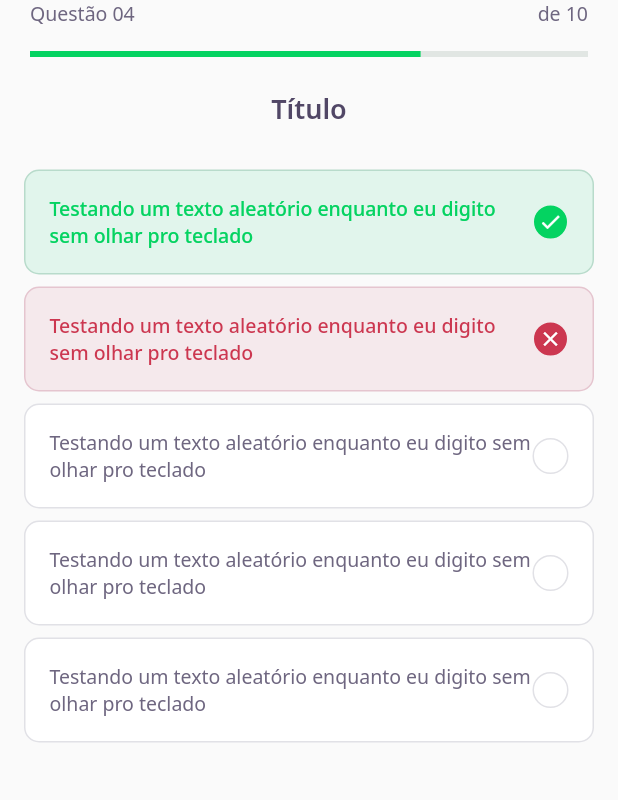
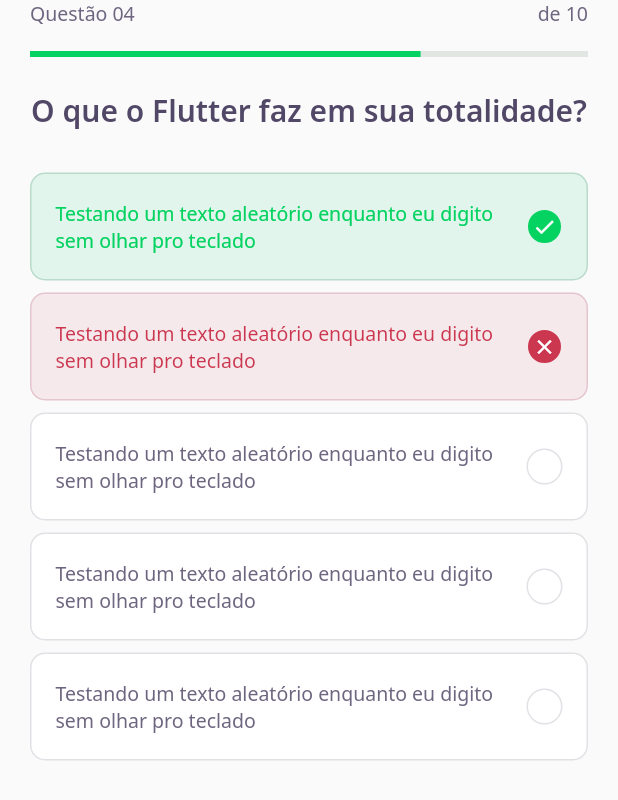
Before and after one commit to pedrohfernandes/DevQuiz, a Flutter app: the screen it shows after launch, on a phone screen of 412 x 824 dp. Shown: the top 800 px of the screen. Run offline on Flutter 3.47's test engine with Material 2 defaults, Android fonts, the phone set to English and light mode, and no system bars; our stand-ins replace google_fonts.

Commit message:
correcao de espacamentos e estilos de texto na home_page e challange_page

```diff
--- a/lib/challenge/challenge_page.dart
+++ b/lib/challenge/challenge_page.dart
@@ -20,7 +20,7 @@ class _ChallengePageState extends State<ChallengePage> {
           child: QuestionIndicatorWidget(),
         ),
       ),
-      body: QuizWidget(title: "Título"),
+      body: QuizWidget(title: "O que o Flutter faz em sua totalidade?"),
     );
   }
 }
--- a/lib/challenge/widgets/answer/answer_widget.dart
+++ b/lib/challenge/widgets/answer/answer_widget.dart
@@ -33,8 +33,9 @@ class AnswerWidget extends StatelessWidget {
   @override
   Widget build(BuildContext context) {
     return Padding(
-      padding: const EdgeInsets.symmetric(horizontal: 16, vertical: 4),
+      padding: const EdgeInsets.symmetric(vertical: 4),
       child: Container(
+        height: 72,
         padding: EdgeInsets.all(16),
         decoration: BoxDecoration(
           color: isSelected ? _selectedColorCardRight : AppColors.white,
@@ -55,6 +56,9 @@ class AnswerWidget extends StatelessWidget {
                 style:
                     isSelected ? _selectedTextStyleRight : AppTextStyles.body,
               ),
+            ),
+            SizedBox(
+              width: 10,
             ),
             Container(
               width: 24,
--- a/lib/challenge/widgets/quiz/quiz_widget.dart
+++ b/lib/challenge/widgets/quiz/quiz_widget.dart
@@ -9,6 +9,8 @@ class QuizWidget extends StatelessWidget {
   @override
   Widget build(BuildContext context) {
     return Container(
+      child: Padding(
+        padding: const EdgeInsets.symmetric(horizontal: 20),
         child: Column(
           children: [
             Text(
@@ -44,6 +46,7 @@ class QuizWidget extends StatelessWidget {
             ),
           ],
         ),
+      ),
     );
   }
 }
--- a/lib/core/app_text_styles.dart
+++ b/lib/core/app_text_styles.dart
@@ -18,7 +18,7 @@ class AppTextStyles {
 
   static final TextStyle heading = GoogleFonts.notoSans(
     color: AppColors.black,
-    fontSize: 18,
+    fontSize: 20,
     fontWeight: FontWeight.w600,
   );
 
@@ -54,13 +54,13 @@ class AppTextStyles {
   static final TextStyle bodyDarkGreen = GoogleFonts.notoSans(
     color: AppColors.darkGreen,
     fontSize: 13,
-    fontWeight: FontWeight.w500,
+    fontWeight: FontWeight.normal,
   );
 
   static final TextStyle bodyDarkRed = GoogleFonts.notoSans(
     color: AppColors.darkRed,
     fontSize: 13,
-    fontWeight: FontWeight.w500,
+    fontWeight: FontWeight.normal,
   );
 
   static final TextStyle body20 = GoogleFonts.notoSans(
--- a/lib/home/widgets/level_button/level_button_widget.dart
+++ b/lib/home/widgets/level_button/level_button_widget.dart
@@ -38,6 +38,8 @@ class LevelButtonWidget extends StatelessWidget {
   @override
   Widget build(BuildContext context) {
     return Container(
+      width: 80,
+      height: 32,
       decoration: BoxDecoration(
         color: color,
         border: Border.fromBorderSide(
@@ -47,10 +49,10 @@ class LevelButtonWidget extends StatelessWidget {
         ),
         borderRadius: BorderRadius.circular(28),
       ),
-      child: Padding(
-        padding: const EdgeInsets.symmetric(horizontal: 26, vertical: 6),
+      child: Center(
         child: Text(
           label,
+          textAlign: TextAlign.center,
           style: GoogleFonts.notoSans(
             color: fontColor,
             fontSize: 13,
```
Lines whose indentation alone changed are shown as unchanged.
